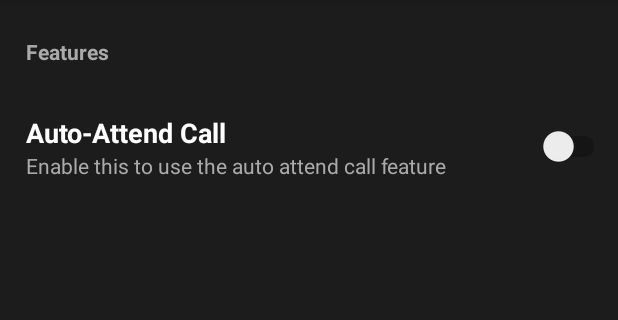
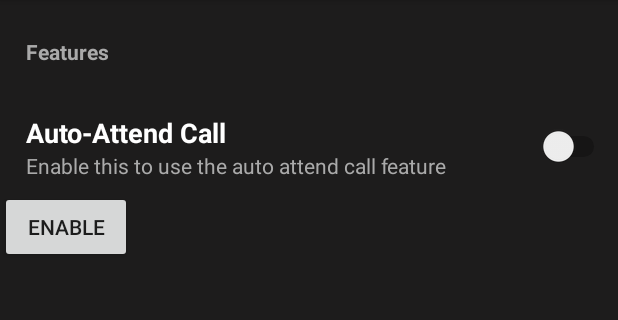
Before and after one commit to madhu2000u/SmartMobileFeatures, an Android app: the screen it shows after launch (MainActivity), on a phone screen of 412 x 824 dp, the part 84-404 px from its top. Run offline under Robolectric (Android 15) with nearby library versions, the phone set to English and light mode, and no system bars.

```diff
--- a/app/src/main/AndroidManifest.xml
+++ b/app/src/main/AndroidManifest.xml
@@ -3,8 +3,8 @@
     package="com.madhu.smartmobilefeatures">
     <uses-permission android:name="android.permission.ANSWER_PHONE_CALLS"/>
     <uses-permission android:name="android.permission.READ_PHONE_STATE"/>
-    <uses-permission android:name="android.permission.PROCESS_OUTGOING_CALLS"/>
     <uses-permission android:name="android.permission.FOREGROUND_SERVICE"/>
+    <uses-permission android:name="android.permission.SYSTEM_ALERT_WINDOW"/>
 
     <application
         android:allowBackup="true"
@@ -24,6 +24,7 @@
 
         <service android:name=".IncomingCallBackgroundService" android:enabled="true"/>
         <service android:name=".CreateNotification$StopService" android:enabled="true"/>
+        <service android:name=".PowerButtonService" android:enabled="true" android:exported="true"/>
     </application>
 
 </manifest>
--- a/app/src/main/java/com/madhu/smartmobilefeatures/MainActivity.java
+++ b/app/src/main/java/com/madhu/smartmobilefeatures/MainActivity.java
@@ -1,5 +1,6 @@
 package com.madhu.smartmobilefeatures;
 
+import androidx.annotation.Nullable;
 import androidx.appcompat.app.AppCompatActivity;
 import androidx.core.app.ActivityCompat;
 import androidx.core.content.ContextCompat;
@@ -14,7 +15,10 @@ import android.hardware.Sensor;
 import android.hardware.SensorEvent;
 import android.hardware.SensorEventListener;
 import android.hardware.SensorManager;
+import android.net.Uri;
+import android.os.Build;
 import android.os.Bundle;
+import android.provider.Settings;
 import android.telecom.TelecomManager;
 import android.util.Log;
 import android.view.KeyEvent;
@@ -45,13 +49,16 @@ public class MainActivity extends AppCompatActivity implements CompoundButton.On
         serviceIntent= new Intent(this, IncomingCallBackgroundService.class);
 
         featurePreferences=getSharedPreferences("Feature Settings", Context.MODE_PRIVATE);
-        if (!featurePreferences.getBoolean("auto-call",false))
+        if (featurePreferences.getString("newPref","null").equals("null"))
         {
             Log.d("msg","Created new Preferences");
             SharedPreferences.Editor editor=featurePreferences.edit();
+            editor.putString("newPref","exists");
             editor.putBoolean("auto-call",false);
             editor.apply();
         }
+
+
 
 
 
@@ -79,9 +86,40 @@ public class MainActivity extends AppCompatActivity implements CompoundButton.On
         auto_callSwitch.setOnCheckedChangeListener(this);
 
 
+        /*Button enable=findViewById(R.id.enable);
+        enable.setOnClickListener(new View.OnClickListener() {
+            @Override
+            public void onClick(View view) {
+                if (checkDrawOverlyPermission()){
+                    startService(new Intent(getApplicationContext(), PowerButtonService.class));
+                }
+            }
+        });*/
+
+
 
 
     }
+
+    /*private boolean checkDrawOverlyPermission(){
+        if (Build.VERSION.SDK_INT<Build.VERSION_CODES.M){
+            return true;
+        }
+        if (!Settings.canDrawOverlays(this)){
+            Intent overlayIntent=new Intent(Settings.ACTION_MANAGE_OVERLAY_PERMISSION, Uri.parse("package:"+ getPackageName()));
+            startActivityForResult(overlayIntent, 1);
+            return false;
+        }else return true;
+    }
+
+    @Override
+    protected void onActivityResult(int requestCode, int resultCode, @Nullable Intent data) {
+        if (requestCode==1){
+            if (Settings.canDrawOverlays(this)){
+                startService(new Intent(this, PowerButtonService.class));
+            }
+        }
+    }*/
 
     private void call() {
         Log.d("msg", "Inside call");
--- a/app/src/main/res/layout/activity_main.xml
+++ b/app/src/main/res/layout/activity_main.xml
@@ -63,4 +63,11 @@
 
     </LinearLayout>
 
+
+    <Button
+        android:id="@+id/enable"
+        android:layout_width="wrap_content"
+        android:layout_height="wrap_content"
+        android:text="enable"/>
+
 </LinearLayout>
--- /dev/null
+++ b/app/src/main/res/layout/power_key_service_layout.xml
@@ -0,0 +1,6 @@
+<?xml version="1.0" encoding="utf-8"?>
+<LinearLayout xmlns:android="http://schemas.android.com/apk/res/android"
+    android:orientation="vertical" android:layout_width="match_parent"
+    android:layout_height="match_parent">
+
+</LinearLayout>
```
Also changed, not shown: app/src/main/java/com/madhu/smartmobilefeatures/IncomingCallBackgroundService.java (+11 -1 lines), app/src/main/java/com/madhu/smartmobilefeatures/IncomingCall_Receiver.java (+12 -5 lines), app/src/main/java/com/madhu/smartmobilefeatures/PowerButtonService.java (added, +93 -0 lines).
